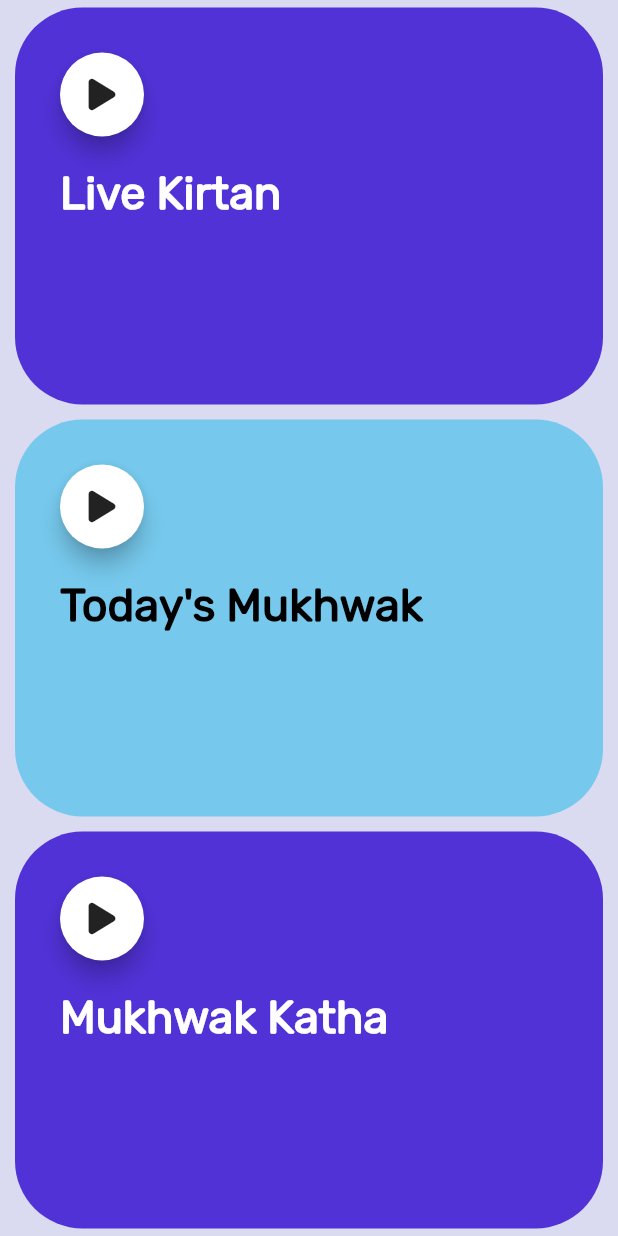
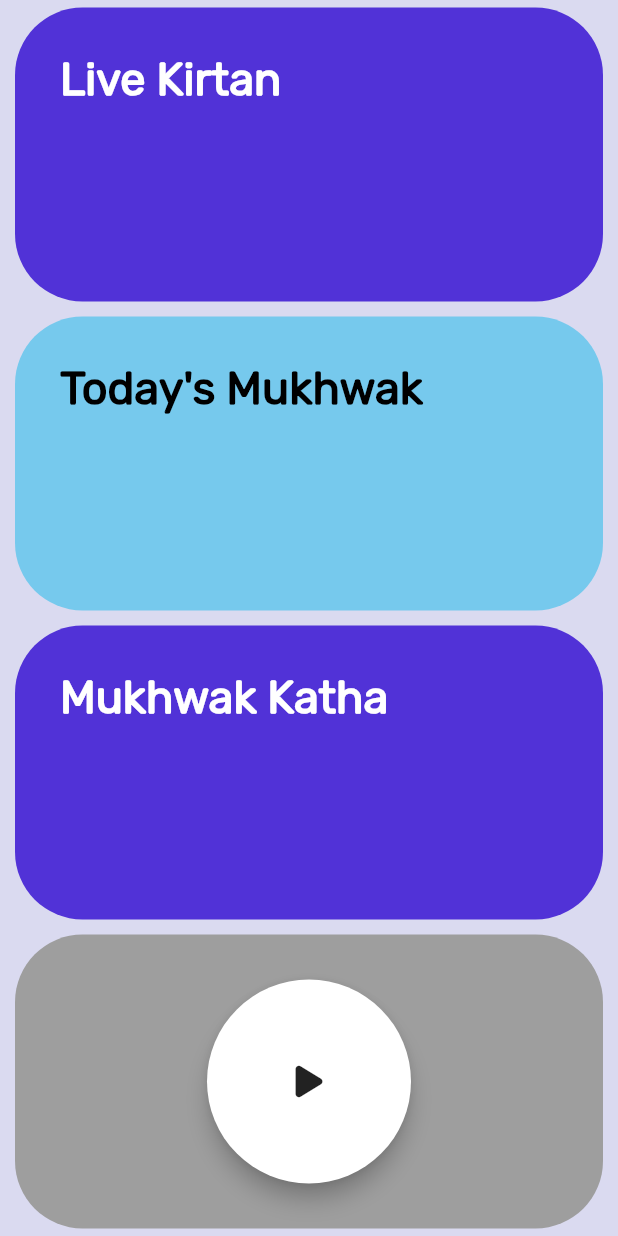
Before and after one commit to 0xharkirat/live_darbar, a Flutter app: the screen it shows after launch, on a phone screen of 412 x 824 dp. Run offline on Flutter 3.47's test engine with Material 2 defaults, Android fonts, the phone set to English and light mode, and no system bars; our stand-ins replace font_awesome_flutter, google_fonts, just_audio; missing offline and left inert: audio_wave.

Commit message:
fix three buttons for cards

```diff
--- a/lib/components/card_content.dart
+++ b/lib/components/card_content.dart
@@ -5,9 +5,9 @@ import 'package:live_darbar/components/round_icon_button.dart';
 
 class CardContent extends StatelessWidget {
 
-  CardContent({required this.roundIconButton, required this.label, required this.labelColor, required this.isVisible});
+  CardContent({required this.label, required this.labelColor, required this.isVisible});
 
-  final ValueListenableBuilder roundIconButton;
+
   final String label;
   final Color labelColor;
   final bool isVisible;
@@ -18,10 +18,7 @@ class CardContent extends StatelessWidget {
     return Column(
       crossAxisAlignment: CrossAxisAlignment.start,
       children: <Widget> [
-        roundIconButton,
-        SizedBox(
-          height: 20.0,
-        ),
+
         Text(
           label,
           style: TextStyle(
--- a/lib/components/reusable_card.dart
+++ b/lib/components/reusable_card.dart
@@ -5,21 +5,25 @@ const margin = EdgeInsets.symmetric(vertical: 5.0, horizontal: 10.0);
 class ReusableCard extends StatelessWidget {
 
 
-  ReusableCard({required this.colour, this.cardChild});
+  ReusableCard({required this.colour, this.cardChild, this.onPress});
 
 
   final Color colour;
   final Widget? cardChild;
+  final void Function()? onPress;
 
   @override
   Widget build(BuildContext context) {
-    return Container(
-      child: cardChild,
-      margin: margin,
-      padding: EdgeInsets.all(30.0),
-      decoration: BoxDecoration(
-        color: colour,
-        borderRadius: BorderRadius.circular(45.0),
+    return GestureDetector(
+      onTap: onPress,
+      child: Container(
+        margin: margin,
+        padding: EdgeInsets.all(30.0),
+        decoration: BoxDecoration(
+          color: colour,
+          borderRadius: BorderRadius.circular(45.0),
+        ),
+        child: cardChild,
       ),
     );
   }
--- a/lib/components/round_icon_button.dart
+++ b/lib/components/round_icon_button.dart
@@ -3,10 +3,10 @@ import 'package:flutter/material.dart';
 
 class RoundIconButton extends StatelessWidget {
 
-  RoundIconButton({required this.icon, required this.onPressed});
+  RoundIconButton({required this.icon, this.onPressed});
 
   final IconData? icon;
-  final void Function() onPressed;
+  final void Function()? onPressed;
 
   @override
   Widget build(BuildContext context) {
@@ -14,10 +14,10 @@ class RoundIconButton extends StatelessWidget {
     child: Icon(icon),
     onPressed: onPressed,
     elevation: 6.0,
-    constraints: BoxConstraints.tightFor(
-      width: 56.0,
-      height: 56.0,
-    ),
+    // constraints: BoxConstraints.tightFor(
+    //   width: 32.0,
+    //   height: 32.0,
+    // ),
     shape: CircleBorder(),
     fillColor: Colors.white,
     );
--- a/lib/logics/page_manager.dart
+++ b/lib/logics/page_manager.dart
@@ -31,20 +31,6 @@ class PageManager {
     _audioPlayer = AudioPlayer();
     _setInitialPlaylist();
     _listenForChangesInPlayerState();
-
-    _audioPlayer.playerStateStream.listen((playerState) {
-      final isPlaying = playerState.playing;
-      final processingState = playerState.processingState;
-      if (processingState == ProcessingState.loading || processingState == ProcessingState.buffering){
-        buttonNotifier.value = ButtonState.loading;
-      }
-      else if (!isPlaying){
-        buttonNotifier.value = ButtonState.paused;
-      }
-      else {
-        buttonNotifier.value = ButtonState.playing;
-      }
-    });
   }
 
   void _listenForChangesInPlayerState() {
--- a/lib/screens/homepage.dart
+++ b/lib/screens/homepage.dart
@@ -102,31 +102,16 @@ class _HomePageState extends State<HomePage> {
       //   ),
       // ),
       body: SafeArea(
+
         child: Column(
           crossAxisAlignment: CrossAxisAlignment.stretch,
           children: <Widget> [
             Expanded(child: ReusableCard(
+              onPress: () => _pageManager.play(0),
               colour: Color(0xFF5132D7),
               cardChild: CardContent(
                 isVisible: selectedChannel == Channel.liveKirtan && isPlaying,
-                roundIconButton:  ValueListenableBuilder<ButtonState>(
-                  valueListenable: _pageManager.buttonNotifier,
-                  builder: (_, value, __) {
-                    switch (value) {
-                      case ButtonState.loading:
-                        return Container(
-                          margin: const EdgeInsets.all(8.0),
-                          width: 32.0,
-                          height: 32.0,
-                          child: const CircularProgressIndicator(),
-                        );
-                      case ButtonState.paused:
-                        return RoundIconButton(icon: FontAwesomeIcons.play, onPressed: () => _pageManager.play(0));
-                      case ButtonState.playing:
-                        return RoundIconButton(icon: FontAwesomeIcons.pause, onPressed: _pageManager.pause);
-                    }
-                  },
-                ),
+
                 label: 'Live Kirtan',
                 labelColor: Colors.white,
 
@@ -134,59 +119,52 @@ class _HomePageState extends State<HomePage> {
             ),
             ),
             Expanded(child: ReusableCard(
+              onPress: () => _pageManager.play(1),
               colour: Color(0xFF76C9ED),
               cardChild: CardContent(
                 isVisible: selectedChannel == Channel.mukhwak && isPlaying,
-                roundIconButton: ValueListenableBuilder<ButtonState>(
-                  valueListenable: _pageManager.buttonNotifier,
-                  builder: (_, value, __) {
-                    switch (value) {
-                      case ButtonState.loading:
-                        return Container(
-                          margin: const EdgeInsets.all(8.0),
-                          width: 32.0,
-                          height: 32.0,
-                          child: const CircularProgressIndicator(),
-                        );
-                      case ButtonState.paused:
-                        return RoundIconButton(icon: FontAwesomeIcons.play, onPressed: () => _pageManager.play(1));
-                      case ButtonState.playing:
-                        return RoundIconButton(icon: FontAwesomeIcons.pause, onPressed: _pageManager.pause);
-                    }
-                  },
-                ),
                 label: 'Today\'s Mukhwak',
                 labelColor: Colors.black,
               ),
             ),
             ),
             Expanded(child: ReusableCard(
+              onPress: () => _pageManager.play(2),
               colour: Color(0xFF5132D7),
               cardChild: CardContent(
                 isVisible: selectedChannel == Channel.mukhwakKatha && isPlaying ,
-                roundIconButton:  ValueListenableBuilder<ButtonState>(
-                  valueListenable: _pageManager.buttonNotifier,
-                  builder: (_, value, __) {
-                    switch (value) {
-                      case ButtonState.loading:
-                        return Container(
-                          margin: const EdgeInsets.all(8.0),
-                          width: 32.0,
-                          height: 32.0,
-                          child: const CircularProgressIndicator(),
-                        );
-                      case ButtonState.paused:
-                        return RoundIconButton(icon: FontAwesomeIcons.play, onPressed: () => _pageManager.play(2));
-                      case ButtonState.playing:
-                        return RoundIconButton(icon: FontAwesomeIcons.pause, onPressed: _pageManager.pause);
-                    }
-                  },
-                ),
                 label: 'Mukhwak Katha',
                 labelColor: Colors.white,
               ),
             ),
-            )
+            ),
+            Expanded(
+
+                child: ReusableCard(
+              colour: Colors.grey,
+              cardChild: ValueListenableBuilder<ButtonState>(
+                valueListenable: _pageManager.buttonNotifier,
+                builder: (_, value, __) {
+                  switch (value) {
+                    case ButtonState.loading:
+                      return Container(
+                        margin: const EdgeInsets.all(8.0),
+                        width: 32.0,
+                        height: 32.0,
+                        child: const CircularProgressIndicator(
+                          color: Colors.black54,
+                        ),
+                      );
+                    case ButtonState.paused:
+                      return RoundIconButton(icon: FontAwesomeIcons.play, onPressed: () => _pageManager.play(1));
+                    case ButtonState.playing:
+                      return RoundIconButton(icon: FontAwesomeIcons.pause, onPressed: _pageManager.pause);
+                  }
+                },
+              ),
+
+
+            ))
           ],
         ),
       )
```
